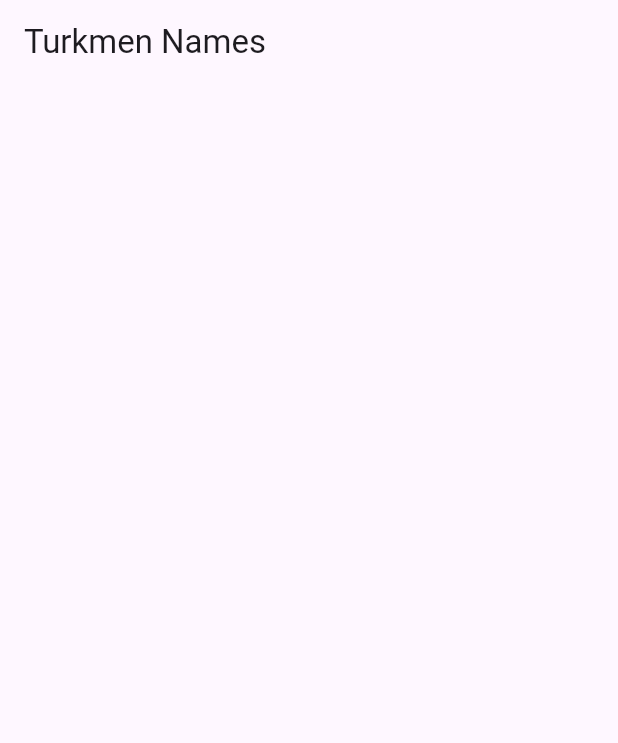
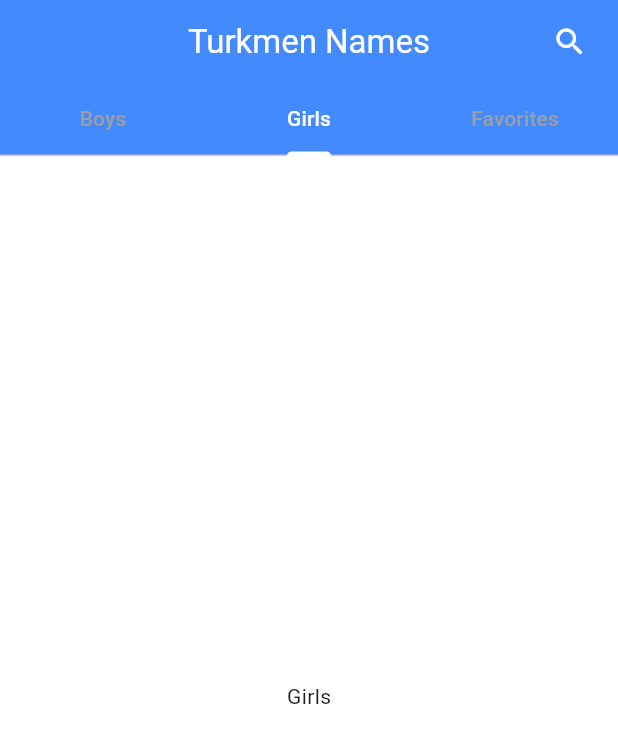
Before and after one commit to Vepa03/name_meaning, a Flutter app: the screen it shows after launch, on a phone screen of 412 x 824 dp. Shown: the top 743 px of the screen. Run offline on Flutter 3.47's test engine with Material 3 defaults, Android fonts, the phone set to English and light mode, and no system bars.

Commit message:
added tabbar

```diff
--- a/lib/main.dart
+++ b/lib/main.dart
@@ -10,9 +10,16 @@ class MyApp extends StatelessWidget {
   @override
   Widget build(BuildContext context) {
     return MaterialApp(
+      debugShowCheckedModeBanner: false,
       title: 'Flutter Demo',
       theme: ThemeData(
         colorScheme: ColorScheme.fromSeed(seedColor: Colors.deepPurple),
+        appBarTheme: AppBarThemeData(
+          backgroundColor: Colors.blueAccent,
+          foregroundColor: Colors.white
+        ),
+        scaffoldBackgroundColor: Colors.white
+
       ),
       home: MainPage()
     );
--- /dev/null
+++ b/lib/pages/Boys.dart
@@ -0,0 +1,14 @@
+import 'package:flutter/material.dart';
+
+class Boys extends StatelessWidget {
+  const Boys({super.key});
+
+  @override
+  Widget build(BuildContext context) {
+    return Scaffold(
+      body: Center(
+        child: Text("Boys"),
+      ),
+    );
+  }
+}
--- /dev/null
+++ b/lib/pages/Girls.dart
@@ -0,0 +1,14 @@
+import 'package:flutter/material.dart';
+
+class Girls extends StatelessWidget {
+  const Girls({super.key});
+
+  @override
+  Widget build(BuildContext context) {
+    return Scaffold(
+      body: Center(
+        child: Text("Girls"),
+      ),
+    );
+  }
+}
--- a/lib/pages/MainPage.dart
+++ b/lib/pages/MainPage.dart
@@ -1,13 +1,43 @@
 import 'package:flutter/material.dart';
+import 'package:name_meaning/pages/Boys.dart';
+import 'package:name_meaning/pages/Girls.dart';
 
 class MainPage extends StatelessWidget {
   const MainPage({super.key});
 
   @override
   Widget build(BuildContext context) {
-    return Scaffold(
-      appBar: AppBar(
-        title: Text("Turkmen Names"),
+    return DefaultTabController(
+      initialIndex: 1,
+      length: 3,
+      child: Scaffold(
+        appBar: AppBar(
+          title: Text("Turkmen Names"),
+          actions: [
+            Padding(
+              padding: const EdgeInsets.all(8.0),
+              child: IconButton(onPressed: (){
+
+              }, icon: Icon(Icons.search_rounded))
+            )
+          ],
+          centerTitle: true,
+          bottom: TabBar(
+            labelColor: Colors.white,
+            unselectedLabelColor: Colors.grey,
+            indicatorColor: Colors.white,
+            tabs: <Widget>[
+            Tab(text: "Boys"),
+            Tab(text: "Girls",),
+            Tab(text: "Favorites",),
+          ]),
+        ),
+        body: TabBarView(
+          children: <Widget>[
+            Center(child: Boys(),),
+            Center(child: Girls(),),
+            Center(child: Boys(),),
+          ]),
       ),
     );
   }
```
